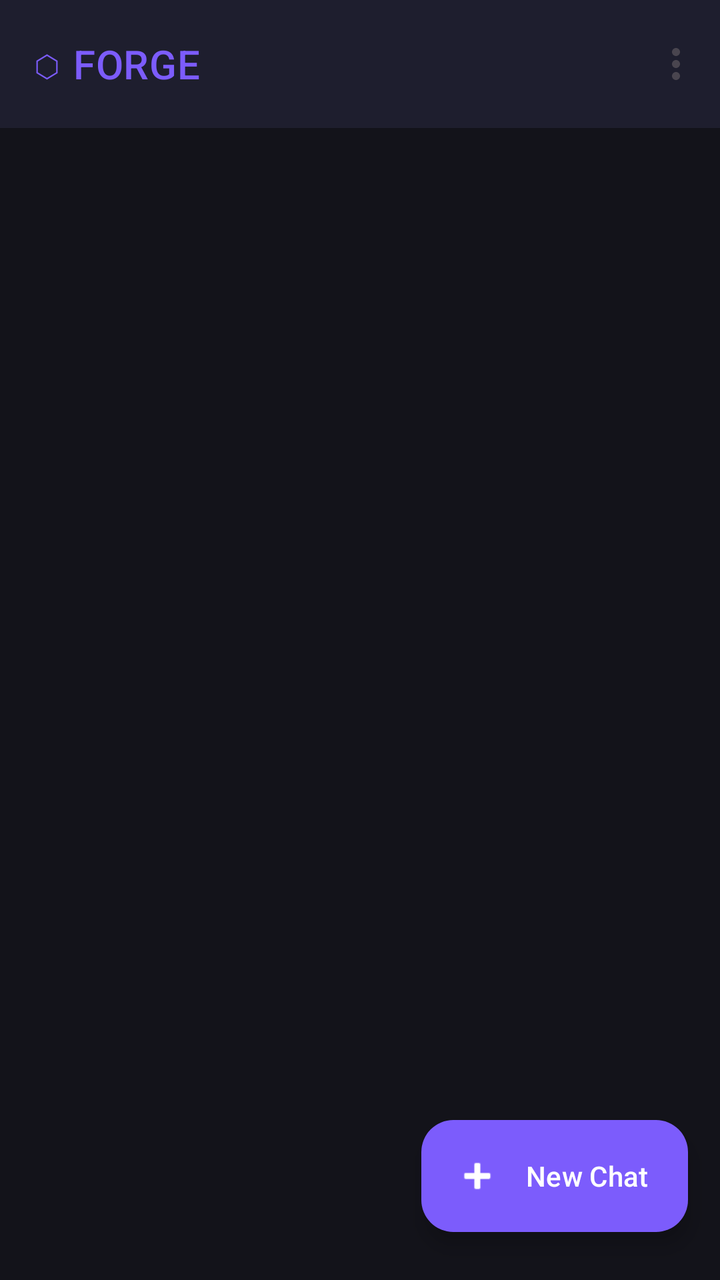
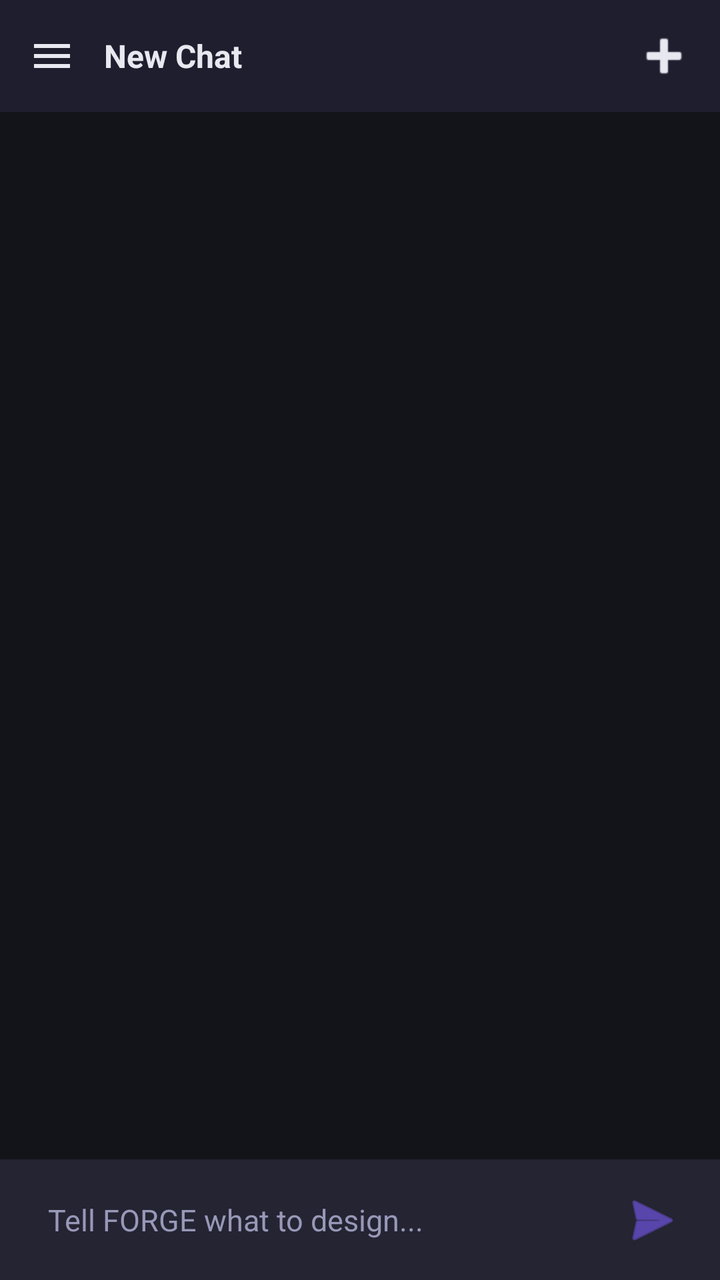

Compare the two renders of this Android layout. The source of the first and the diff that turns it into the second are given below.
<!-- AndroidManifest.xml: activity theme Theme.Forge -->
<!-- res/layout/activity_main.xml -->
<?xml version="1.0" encoding="utf-8"?>
<androidx.coordinatorlayout.widget.CoordinatorLayout
    xmlns:android="http://schemas.android.com/apk/res/android"
    xmlns:app="http://schemas.android.com/apk/res-auto"
    android:id="@+id/main"
    android:layout_width="match_parent"
    android:layout_height="match_parent"
    android:background="?attr/colorSurface">

    
    <com.google.android.material.appbar.AppBarLayout
        android:layout_width="match_parent"
        android:layout_height="wrap_content">

        <com.google.android.material.appbar.MaterialToolbar
            android:id="@+id/toolbar"
            android:layout_width="match_parent"
            android:layout_height="?attr/actionBarSize"
            android:background="@color/forge_surface_elevated"
            app:title="⬡ FORGE"
            app:titleTextColor="@color/forge_primary"
            app:titleTextAppearance="@style/TextAppearance.MaterialComponents.Headline6"
            app:menu="@menu/menu_conversation_list" />

    </com.google.android.material.appbar.AppBarLayout>

    
    <androidx.recyclerview.widget.RecyclerView
        android:id="@+id/rvConversations"
        android:layout_width="match_parent"
        android:layout_height="match_parent"
        android:clipToPadding="false"
        android:paddingBottom="96dp"
        app:layoutManager="androidx.recyclerview.widget.LinearLayoutManager"
        app:layout_behavior="@string/appbar_scrolling_view_behavior" />

    
    <LinearLayout
        android:id="@+id/emptyState"
        android:layout_width="match_parent"
        android:layout_height="match_parent"
        android:orientation="vertical"
        android:gravity="center"
        android:visibility="gone"
        app:layout_behavior="@string/appbar_scrolling_view_behavior">

        <TextView
            android:layout_width="wrap_content"
            android:layout_height="wrap_content"
            android:text="⬡"
            android:textSize="48sp"
            android:textColor="@color/forge_primary"
            android:layout_marginBottom="16dp" />

        <TextView
            android:layout_width="wrap_content"
            android:layout_height="wrap_content"
            android:text="No conversations yet"
            android:textSize="18sp"
            android:textColor="@color/forge_on_surface"
            android:textStyle="bold"
            android:layout_marginBottom="8dp" />

        <TextView
            android:layout_width="wrap_content"
            android:layout_height="wrap_content"
            android:text="Tap + to start a new design session"
            android:textSize="14sp"
            android:textColor="@color/forge_on_surface_variant"
            android:gravity="center" />
    </LinearLayout>

    
    <com.google.android.material.floatingactionbutton.ExtendedFloatingActionButton
        android:id="@+id/fabNewChat"
        android:layout_width="wrap_content"
        android:layout_height="wrap_content"
        android:layout_gravity="bottom|end"
        android:layout_marginEnd="16dp"
        android:layout_marginBottom="24dp"
        android:text="New Chat"
        android:textColor="@android:color/white"
        app:icon="@android:drawable/ic_input_add"
        app:iconTint="@android:color/white"
        app:backgroundTint="@color/forge_primary" />

</androidx.coordinatorlayout.widget.CoordinatorLayout>
<!-- resources referenced by this layout -->
<resources>
  <color name="forge_on_surface">#E8E8F0</color>
  <color name="forge_on_surface_variant">#9898B8</color>
  <color name="forge_primary">#7C5CFC</color>
  <color name="forge_surface_elevated">#1E1E2E</color>
  <style name="Theme.Forge" parent="Base.Theme.Forge" />
  <color name="forge_on_primary">#FFFFFF</color>
  <color name="forge_primary_dark">#5A3ED4</color>
  <color name="forge_primary_variant">#9D80FF</color>
  <color name="forge_secondary">#00D4AA</color>
  <color name="forge_on_secondary">#001A14</color>
  <color name="forge_background">#0D0D12</color>
  <color name="forge_surface">#13131A</color>
  <color name="forge_surface_variant">#1C1C27</color>
  <color name="forge_surface_container">#242433</color>
  <color name="forge_outline">#3D3D5C</color>
  <color name="forge_outline_variant">#262640</color>
  <color name="forge_error">#FF5C6A</color>
  <color name="forge_error_container">#3D0A0F</color>
  <color name="forge_on_error">#FFFFFF</color>
  <style name="TextAppearance.Forge.Display.Small" parent="TextAppearance.Material3.DisplaySmall">
          <item name="android:textSize">36sp</item>
          <item name="android:letterSpacing">0</item>
          <item name="android:lineHeight">44sp</item>
          <item name="android:textColor">@color/forge_on_background</item>
      </style>
  <style name="TextAppearance.Forge.Body.Large" parent="TextAppearance.Material3.BodyLarge">
          <item name="android:textSize">16sp</item>
          <item name="android:letterSpacing">0.031</item>
          <item name="android:lineHeight">26sp</item>
          <item name="android:textColor">@color/forge_on_surface</item>
      </style>
  <style name="TextAppearance.Forge.Body.Medium" parent="TextAppearance.Material3.BodyMedium">
          <item name="android:textSize">14sp</item>
          <item name="android:letterSpacing">0.018</item>
          <item name="android:lineHeight">22sp</item>
          <item name="android:textColor">@color/forge_on_surface</item>
      </style>
  <style name="TextAppearance.Forge.Label.Large" parent="TextAppearance.Material3.LabelLarge">
          <item name="android:textSize">14sp</item>
          <item name="android:letterSpacing">0.007</item>
          <item name="android:textColor">@color/forge_on_surface_variant</item>
      </style>
  <style name="TextAppearance.Forge.Label.Medium" parent="TextAppearance.Material3.LabelMedium">
          <item name="android:textSize">12sp</item>
          <item name="android:letterSpacing">0.042</item>
          <item name="android:textColor">@color/forge_on_surface_variant</item>
      </style>
  <style name="TextAppearance.Forge.Label.Small" parent="TextAppearance.Material3.LabelSmall">
          <item name="android:textSize">11sp</item>
          <item name="android:letterSpacing">0.045</item>
          <item name="android:textColor">@color/forge_on_surface_variant</item>
      </style>
  <style name="ShapeAppearance.Forge.Small" parent="ShapeAppearance.Material3.SmallComponent">
          <item name="cornerSize">@dimen/corner_radius_sm</item>
      </style>
  <style name="ShapeAppearance.Forge.Medium" parent="ShapeAppearance.Material3.MediumComponent">
          <item name="cornerSize">@dimen/corner_radius_md</item>
      </style>
  <style name="ShapeAppearance.Forge.Large" parent="ShapeAppearance.Material3.LargeComponent">
          <item name="cornerSize">@dimen/corner_radius_lg</item>
      </style>
  <color name="forge_on_background">#F0F0F8</color>
  <dimen name="corner_radius_sm">8dp</dimen>
  <dimen name="corner_radius_md">12dp</dimen>
  <dimen name="corner_radius_lg">16dp</dimen>
  <!-- unchanged entries left out for length: 10 -->
</resources>

<!-- the commit's change to res/layout/activity_main.xml (unified diff, before → after) -->
@@ -1,87 +1,192 @@
 <?xml version="1.0" encoding="utf-8"?>
-<androidx.coordinatorlayout.widget.CoordinatorLayout
+<androidx.drawerlayout.widget.DrawerLayout
     xmlns:android="http://schemas.android.com/apk/res/android"
     xmlns:app="http://schemas.android.com/apk/res-auto"
-    android:id="@+id/main"
+    xmlns:tools="http://schemas.android.com/tools"
+    android:id="@+id/drawerLayout"
     android:layout_width="match_parent"
     android:layout_height="match_parent"
-    android:background="?attr/colorSurface">
+    android:background="?attr/colorSurface"
+    tools:openDrawer="start">
 
     
-    <com.google.android.material.appbar.AppBarLayout
+    <androidx.constraintlayout.widget.ConstraintLayout
+        android:id="@+id/chatRoot"
         android:layout_width="match_parent"
-        android:layout_height="wrap_content">
+        android:layout_height="match_parent">
 
-        <com.google.android.material.appbar.MaterialToolbar
-            android:id="@+id/toolbar"
-            android:layout_width="match_parent"
-            android:layout_height="?attr/actionBarSize"
+        
+        <LinearLayout
+            android:id="@+id/chatTopBar"
+            android:layout_width="0dp"
+            android:layout_height="56dp"
+            android:orientation="horizontal"
+            android:gravity="center_vertical"
+            android:paddingHorizontal="4dp"
             android:background="@color/forge_surface_elevated"
-            app:title="⬡ FORGE"
-            app:titleTextColor="@color/forge_primary"
-            app:titleTextAppearance="@style/TextAppearance.MaterialComponents.Headline6"
-            app:menu="@menu/menu_conversation_list" />
+            app:layout_constraintTop_toTopOf="parent"
+            app:layout_constraintStart_toStartOf="parent"
+            app:layout_constraintEnd_toEndOf="parent">
 
-    </com.google.android.material.appbar.AppBarLayout>
+            <ImageButton
+                android:id="@+id/btnMenu"
+                android:layout_width="44dp"
+                android:layout_height="44dp"
+                android:background="?attr/selectableItemBackgroundBorderless"
+                android:src="@drawable/ic_menu"
+                android:contentDescription="Open Menu"
+                app:tint="@color/forge_on_surface" />
 
-    
-    <androidx.recyclerview.widget.RecyclerView
-        android:id="@+id/rvConversations"
-        android:layout_width="match_parent"
-        android:layout_height="match_parent"
-        android:clipToPadding="false"
-        android:paddingBottom="96dp"
-        app:layoutManager="androidx.recyclerview.widget.LinearLayoutManager"
-        app:layout_behavior="@string/appbar_scrolling_view_behavior" />
+            <TextView
+                android:id="@+id/tvConversationTitle"
+                android:layout_width="0dp"
+                android:layout_height="wrap_content"
+                android:layout_weight="1"
+                android:layout_marginStart="4dp"
+                android:text="New Chat"
+                android:textColor="@color/forge_on_surface"
+                android:textSize="16sp"
+                android:textStyle="bold"
+                android:maxLines="1"
+                android:ellipsize="end" />
+                
+            <ImageButton
+                android:id="@+id/btnNewChatTop"
+                android:layout_width="40dp"
+                android:layout_height="40dp"
+                android:layout_marginEnd="4dp"
+                android:src="@android:drawable/ic_input_add"
+                android:background="?attr/selectableItemBackgroundBorderless"
+                app:tint="@color/forge_on_surface" />
+
+        </LinearLayout>
+
+        
+        <androidx.recyclerview.widget.RecyclerView
+            android:id="@+id/chatRecyclerView"
+            android:layout_width="0dp"
+            android:layout_height="0dp"
+            android:clipToPadding="false"
+            android:paddingTop="8dp"
+            android:paddingBottom="8dp"
+            android:paddingHorizontal="12dp"
+            app:layout_constraintTop_toBottomOf="@+id/chatTopBar"
+            app:layout_constraintBottom_toTopOf="@+id/inputContainer"
+            app:layout_constraintStart_toStartOf="parent"
+            app:layout_constraintEnd_toEndOf="parent" />
+
+        
+        <LinearLayout
+            android:id="@+id/inputContainer"
+            android:layout_width="0dp"
+            android:layout_height="wrap_content"
+            android:background="@color/forge_surface_container"
+            android:orientation="horizontal"
+            android:gravity="center_vertical"
+            android:paddingHorizontal="12dp"
+            android:paddingVertical="8dp"
+            app:layout_constraintBottom_toBottomOf="parent"
+            app:layout_constraintStart_toStartOf="parent"
+            app:layout_constraintEnd_toEndOf="parent">
+
+            <EditText
+                android:id="@+id/messageInput"
+                android:layout_width="0dp"
+                android:layout_height="wrap_content"
+                android:layout_weight="1"
+                android:background="@android:color/transparent"
+                android:hint="Tell FORGE what to design..."
+                android:inputType="textMultiLine"
+                android:maxLines="4"
+                android:padding="12dp"
+                android:textColor="@color/forge_on_surface"
+                android:textColorHint="@color/forge_on_surface_variant"
+                android:textSize="15sp" />
+
+            <ImageButton
+                android:id="@+id/sendButton"
+                android:layout_width="44dp"
+                android:layout_height="44dp"
+                android:layout_gravity="bottom"
+                android:background="?attr/selectableItemBackgroundBorderless"
+                android:contentDescription="Send"
+                android:src="@android:drawable/ic_menu_send"
+                app:tint="@color/forge_primary" />
+        </LinearLayout>
+
+    </androidx.constraintlayout.widget.ConstraintLayout>
 
     
     <LinearLayout
-        android:id="@+id/emptyState"
-        android:layout_width="match_parent"
+        android:id="@+id/navDrawer"
+        android:layout_width="320dp"
         android:layout_height="match_parent"
-        android:orientation="vertical"
-        android:gravity="center"
-        android:visibility="gone"
-        app:layout_behavior="@string/appbar_scrolling_view_behavior">
+        android:layout_gravity="start"
+        android:background="#15151A"
+        android:orientation="vertical">
 
-        <TextView
-            android:layout_width="wrap_content"
+        
+        <LinearLayout
+            android:layout_width="match_parent"
             android:layout_height="wrap_content"
-            android:text="⬡"
-            android:textSize="48sp"
-            android:textColor="@color/forge_primary"
-            android:layout_marginBottom="16dp" />
+            android:orientation="horizontal"
+            android:gravity="center_vertical"
+            android:padding="16dp">
 
-        <TextView
-            android:layout_width="wrap_content"
+            <TextView
+                android:layout_width="0dp"
+                android:layout_height="wrap_content"
+                android:layout_weight="1"
+                android:text="⬡ FORGE"
+                android:textSize="18sp"
+                android:textStyle="bold"
+                android:letterSpacing="0.06"
+                android:textColor="@color/forge_primary" />
+
+        </LinearLayout>
+
+        <View
+            android:layout_width="match_parent"
+            android:layout_height="1dp"
+            android:background="@color/forge_on_surface_variant"
+            android:alpha="0.2" />
+
+        
+        <androidx.recyclerview.widget.RecyclerView
+            android:id="@+id/rvConversations"
+            android:layout_width="match_parent"
+            android:layout_height="0dp"
+            android:layout_weight="1"
+            android:clipToPadding="false"
+            android:paddingTop="8dp"
+            android:paddingBottom="8dp" />
+
+        
+        <LinearLayout
+            android:id="@+id/btnSignOutDrawer"
+            android:layout_width="match_parent"
             android:layout_height="wrap_content"
-            android:text="No conversations yet"
-            android:textSize="18sp"
-            android:textColor="@color/forge_on_surface"
-            android:textStyle="bold"
-            android:layout_marginBottom="8dp" />
+            android:orientation="horizontal"
+            android:gravity="center_vertical"
+            android:background="?attr/selectableItemBackground"
+            android:padding="16dp">
+            
+            <ImageView
+                android:layout_width="24dp"
+                android:layout_height="24dp"
+                android:src="@android:drawable/ic_menu_close_clear_cancel"
+                app:tint="#FF4D4D" />
+                
+            <TextView
+                android:id="@+id/tvUserDisplayName"
+                android:layout_width="wrap_content"
+                android:layout_height="wrap_content"
+                android:layout_marginStart="16dp"
+                android:text="Sign Out"
+                android:textColor="#FF4D4D"
+                android:textSize="15sp"
+                android:textStyle="bold" />
+        </LinearLayout>
 
-        <TextView
-            android:layout_width="wrap_content"
-            android:layout_height="wrap_content"
-            android:text="Tap + to start a new design session"
-            android:textSize="14sp"
-            android:textColor="@color/forge_on_surface_variant"
-            android:gravity="center" />
     </LinearLayout>
-
-    
-    <com.google.android.material.floatingactionbutton.ExtendedFloatingActionButton
-        android:id="@+id/fabNewChat"
-        android:layout_width="wrap_content"
-        android:layout_height="wrap_content"
-        android:layout_gravity="bottom|end"
-        android:layout_marginEnd="16dp"
-        android:layout_marginBottom="24dp"
-        android:text="New Chat"
-        android:textColor="@android:color/white"
-        app:icon="@android:drawable/ic_input_add"
-        app:iconTint="@android:color/white"
-        app:backgroundTint="@color/forge_primary" />
-
-</androidx.coordinatorlayout.widget.CoordinatorLayout>
+</androidx.drawerlayout.widget.DrawerLayout>
<!-- resource entries referenced after the edit -->
@@ -4,6 +4,17 @@
   <color name="forge_on_surface_variant">#9898B8</color>
   <color name="forge_primary">#7C5CFC</color>
   <color name="forge_surface_elevated">#1E1E2E</color>
+  <!-- drawable ic_menu (drawable) -->
+  <?xml version="1.0" encoding="utf-8"?>
+  <vector xmlns:android="http://schemas.android.com/apk/res/android"
+      android:width="24dp"
+      android:height="24dp"
+      android:viewportWidth="24"
+      android:viewportHeight="24">
+      <path
+          android:fillColor="#FFFFFF"
+          android:pathData="M3,18h18v-2H3v2zm0,-5h18v-2H3v2zm0,-7v2h18V6H3z"/>
+  </vector>
   <style name="Theme.Forge" parent="Base.Theme.Forge" />
   <color name="forge_on_primary">#FFFFFF</color>
   <color name="forge_primary_dark">#5A3ED4</color>
